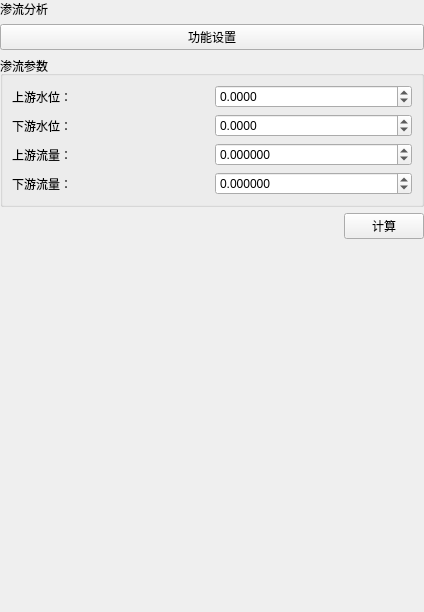
Old version of the form plugins/Base_Slover/SeepageWidget.ui in the repository asd977/base_cae.
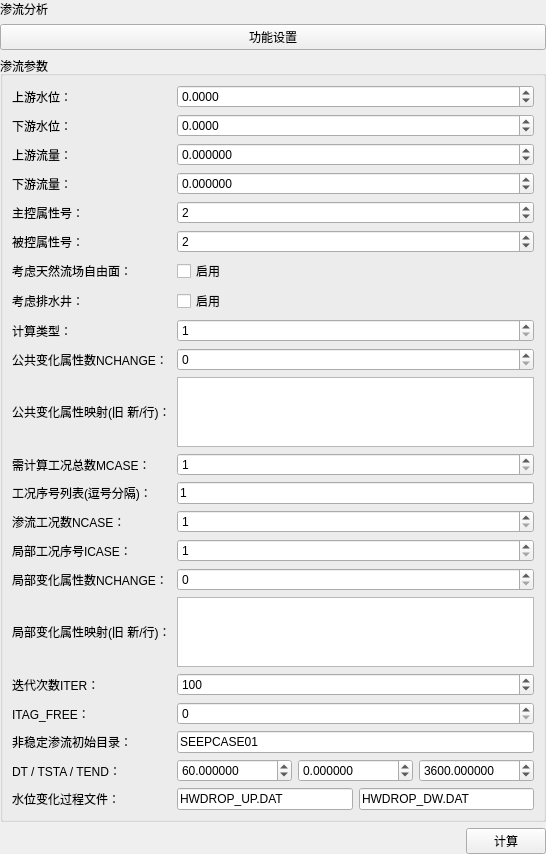
New version of the form.

Commit message: 完善 ISEEP.DAT 导出参数并补充渗流设置项

```diff
--- a/plugins/Base_Slover/SeepageWidget.ui
+++ b/plugins/Base_Slover/SeepageWidget.ui
@@ -126,6 +126,348 @@
         </property>
        </widget>
       </item>
+      <item row="4" column="0">
+       <widget class="QLabel" name="labelMainPropertyNo">
+        <property name="text">
+         <string>主控属性号：</string>
+        </property>
+       </widget>
+      </item>
+      <item row="4" column="1">
+       <widget class="QSpinBox" name="spinMainPropertyNo">
+        <property name="minimum">
+         <number>1</number>
+        </property>
+        <property name="maximum">
+         <number>1000000</number>
+        </property>
+        <property name="value">
+         <number>2</number>
+        </property>
+       </widget>
+      </item>
+      <item row="5" column="0">
+       <widget class="QLabel" name="labelControlledPropertyNo">
+        <property name="text">
+         <string>被控属性号：</string>
+        </property>
+       </widget>
+      </item>
+      <item row="5" column="1">
+       <widget class="QSpinBox" name="spinControlledPropertyNo">
+        <property name="minimum">
+         <number>1</number>
+        </property>
+        <property name="maximum">
+         <number>1000000</number>
+        </property>
+        <property name="value">
+         <number>2</number>
+        </property>
+       </widget>
+      </item>
+      <item row="6" column="0">
+       <widget class="QLabel" name="labelNaturalFreeSurface">
+        <property name="text">
+         <string>考虑天然流场自由面：</string>
+        </property>
+       </widget>
+      </item>
+      <item row="6" column="1">
+       <widget class="QCheckBox" name="checkNaturalFreeSurface">
+        <property name="text">
+         <string>启用</string>
+        </property>
+       </widget>
+      </item>
+      <item row="7" column="0">
+       <widget class="QLabel" name="labelDrainWell">
+        <property name="text">
+         <string>考虑排水井：</string>
+        </property>
+       </widget>
+      </item>
+      <item row="7" column="1">
+       <widget class="QCheckBox" name="checkDrainWell">
+        <property name="text">
+         <string>启用</string>
+        </property>
+       </widget>
+      </item>
+      <item row="8" column="0">
+       <widget class="QLabel" name="labelComputeType">
+        <property name="text">
+         <string>计算类型：</string>
+        </property>
+       </widget>
+      </item>
+      <item row="8" column="1">
+       <widget class="QSpinBox" name="spinComputeType">
+        <property name="minimum">
+         <number>1</number>
+        </property>
+        <property name="maximum">
+         <number>1000000</number>
+        </property>
+        <property name="value">
+         <number>1</number>
+        </property>
+       </widget>
+      </item>
+      <item row="9" column="0">
+       <widget class="QLabel" name="labelGlobalNchange">
+        <property name="text">
+         <string>公共变化属性数NCHANGE：</string>
+        </property>
+       </widget>
+      </item>
+      <item row="9" column="1">
+       <widget class="QSpinBox" name="spinGlobalNchange">
+        <property name="maximum">
+         <number>1000000</number>
+        </property>
+       </widget>
+      </item>
+      <item row="10" column="0">
+       <widget class="QLabel" name="labelGlobalMappings">
+        <property name="text">
+         <string>公共变化属性映射(旧 新/行)：</string>
+        </property>
+       </widget>
+      </item>
+      <item row="10" column="1">
+       <widget class="QPlainTextEdit" name="plainGlobalMappings"/>
+      </item>
+      <item row="11" column="0">
+       <widget class="QLabel" name="labelMCase">
+        <property name="text">
+         <string>需计算工况总数MCASE：</string>
+        </property>
+       </widget>
+      </item>
+      <item row="11" column="1">
+       <widget class="QSpinBox" name="spinMCase">
+        <property name="minimum">
+         <number>1</number>
+        </property>
+        <property name="maximum">
+         <number>1000000</number>
+        </property>
+        <property name="value">
+         <number>1</number>
+        </property>
+       </widget>
+      </item>
+      <item row="12" column="0">
+       <widget class="QLabel" name="labelCaseIndices">
+        <property name="text">
+         <string>工况序号列表(逗号分隔)：</string>
+        </property>
+       </widget>
+      </item>
+      <item row="12" column="1">
+       <widget class="QLineEdit" name="editCaseIndices">
+        <property name="text">
+         <string>1</string>
+        </property>
+       </widget>
+      </item>
+      <item row="13" column="0">
+       <widget class="QLabel" name="labelNCase">
+        <property name="text">
+         <string>渗流工况数NCASE：</string>
+        </property>
+       </widget>
+      </item>
+      <item row="13" column="1">
+       <widget class="QSpinBox" name="spinNCase">
+        <property name="minimum">
+         <number>1</number>
+        </property>
+        <property name="maximum">
+         <number>1000000</number>
+        </property>
+        <property name="value">
+         <number>1</number>
+        </property>
+       </widget>
+      </item>
+      <item row="14" column="0">
+       <widget class="QLabel" name="labelICase">
+        <property name="text">
+         <string>局部工况序号ICASE：</string>
+        </property>
+       </widget>
+      </item>
+      <item row="14" column="1">
+       <widget class="QSpinBox" name="spinICase">
+        <property name="minimum">
+         <number>1</number>
+        </property>
+        <property name="maximum">
+         <number>1000000</number>
+        </property>
+        <property name="value">
+         <number>1</number>
+        </property>
+       </widget>
+      </item>
+      <item row="15" column="0">
+       <widget class="QLabel" name="labelCaseNchange">
+        <property name="text">
+         <string>局部变化属性数NCHANGE：</string>
+        </property>
+       </widget>
+      </item>
+      <item row="15" column="1">
+       <widget class="QSpinBox" name="spinCaseNchange">
+        <property name="maximum">
+         <number>1000000</number>
+        </property>
+       </widget>
+      </item>
+      <item row="16" column="0">
+       <widget class="QLabel" name="labelCaseMappings">
+        <property name="text">
+         <string>局部变化属性映射(旧 新/行)：</string>
+        </property>
+       </widget>
+      </item>
+      <item row="16" column="1">
+       <widget class="QPlainTextEdit" name="plainCaseMappings"/>
+      </item>
+      <item row="17" column="0">
+       <widget class="QLabel" name="labelIter">
+        <property name="text">
+         <string>迭代次数ITER：</string>
+        </property>
+       </widget>
+      </item>
+      <item row="17" column="1">
+       <widget class="QSpinBox" name="spinIter">
+        <property name="minimum">
+         <number>1</number>
+        </property>
+        <property name="maximum">
+         <number>1000000</number>
+        </property>
+        <property name="value">
+         <number>100</number>
+        </property>
+       </widget>
+      </item>
+      <item row="18" column="0">
+       <widget class="QLabel" name="labelItagFree">
+        <property name="text">
+         <string>ITAG_FREE：</string>
+        </property>
+       </widget>
+      </item>
+      <item row="18" column="1">
+       <widget class="QSpinBox" name="spinItagFree">
+        <property name="maximum">
+         <number>1000000</number>
+        </property>
+       </widget>
+      </item>
+      <item row="19" column="0">
+       <widget class="QLabel" name="labelSeepCaseDir">
+        <property name="text">
+         <string>非稳定渗流初始目录：</string>
+        </property>
+       </widget>
+      </item>
+      <item row="19" column="1">
+       <widget class="QLineEdit" name="editSeepCaseDir">
+        <property name="text">
+         <string>SEEPCASE01</string>
+        </property>
+       </widget>
+      </item>
+      <item row="20" column="0">
+       <widget class="QLabel" name="labelDtTstaTend">
+        <property name="text">
+         <string>DT / TSTA / TEND：</string>
+        </property>
+       </widget>
+      </item>
+      <item row="20" column="1">
+       <layout class="QHBoxLayout" name="horizontalLayoutTimeSteps">
+        <item>
+         <widget class="QDoubleSpinBox" name="spinDt">
+          <property name="decimals">
+           <number>6</number>
+          </property>
+          <property name="minimum">
+           <double>-1000000.000000000000000</double>
+          </property>
+          <property name="maximum">
+           <double>1000000.000000000000000</double>
+          </property>
+          <property name="value">
+           <double>60.000000000000000</double>
+          </property>
+         </widget>
+        </item>
+        <item>
+         <widget class="QDoubleSpinBox" name="spinTsta">
+          <property name="decimals">
+           <number>6</number>
+          </property>
+          <property name="minimum">
+           <double>-1000000.000000000000000</double>
+          </property>
+          <property name="maximum">
+           <double>1000000.000000000000000</double>
+          </property>
+          <property name="value">
+           <double>0.000000000000000</double>
+          </property>
+         </widget>
+        </item>
+        <item>
+         <widget class="QDoubleSpinBox" name="spinTend">
+          <property name="decimals">
+           <number>6</number>
+          </property>
+          <property name="minimum">
+           <double>-1000000.000000000000000</double>
+          </property>
+          <property name="maximum">
+           <double>1000000.000000000000000</double>
+          </property>
+          <property name="value">
+           <double>3600.000000000000000</double>
+          </property>
+         </widget>
+        </item>
+       </layout>
+      </item>
+      <item row="21" column="0">
+       <widget class="QLabel" name="labelHwDropFiles">
+        <property name="text">
+         <string>水位变化过程文件：</string>
+        </property>
+       </widget>
+      </item>
+      <item row="21" column="1">
+       <layout class="QHBoxLayout" name="horizontalLayoutHwDropFiles">
+        <item>
+         <widget class="QLineEdit" name="editHwDropUpFile">
+          <property name="text">
+           <string>HWDROP_UP.DAT</string>
+          </property>
+         </widget>
+        </item>
+        <item>
+         <widget class="QLineEdit" name="editHwDropDwFile">
+          <property name="text">
+           <string>HWDROP_DW.DAT</string>
+          </property>
+         </widget>
+        </item>
+       </layout>
+      </item>
      </layout>
     </widget>
    </item>
```
The commit also changes 1 other file.
